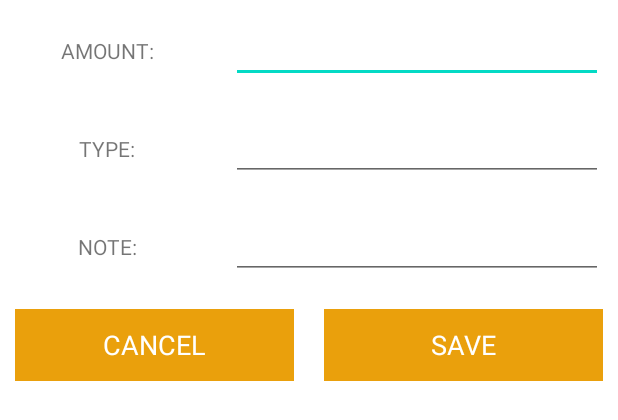
After one commit to hillaryomondi/Expense-Revenue-tracker, an Android app: the layout custom_layout_for_insertdata.xml on its own in the app's theme, with its tools: preview values and no code run, on a phone screen of 412 x 824 dp. The commit adds this screen. Shown: the top 420 px of the screen. Run offline under Robolectric (Android 15) with nearby library versions, the phone set to English and light mode, and no system bars.

Commit message:
added and connected custom dialog to the firebase

```diff
--- a/app/build.gradle
+++ b/app/build.gradle
@@ -44,7 +44,7 @@ dependencies {
 
     // Declare the dependencies for any other desired Firebase products
     // For example, declare the dependencies for Firebase Authentication and Cloud Firestore
-    implementation 'com.google.firebase:firebase-auth:10.0.1'
+    implementation 'com.google.firebase:firebase-auth:20.0.2'
 
     //multidex
     implementation 'com.android.support:multidex:1.0.3'
@@ -63,6 +63,7 @@ dependencies {
     implementation 'com.google.android.material:material:1.3.0'
     implementation 'androidx.constraintlayout:constraintlayout:2.0.4'
     implementation 'androidx.legacy:legacy-support-v4:1.0.0'
+    implementation 'com.google.firebase:firebase-database:19.6.0'
     testImplementation 'junit:junit:4.+'
     androidTestImplementation 'androidx.test.ext:junit:1.1.2'
     androidTestImplementation 'androidx.test.espresso:espresso-core:3.3.0'
--- /dev/null
+++ b/app/src/main/res/layout/custom_layout_for_insertdata.xml
@@ -0,0 +1,179 @@
+<?xml version="1.0" encoding="utf-8"?>
+<LinearLayout
+    xmlns:android="http://schemas.android.com/apk/res/android"
+    android:layout_width="match_parent"
+    android:orientation="vertical"
+    android:layout_height="match_parent">
+
+    <ScrollView
+        android:layout_width="match_parent"
+        android:layout_height="match_parent">
+
+        <LinearLayout
+            android:layout_width="match_parent"
+            android:layout_height="match_parent"
+            android:orientation="vertical"
+            >
+            <LinearLayout
+                android:layout_width="match_parent"
+                android:layout_height="wrap_content"
+                android:orientation="horizontal"
+                >
+                <RelativeLayout
+                    android:layout_width="0dp"
+                    android:layout_weight="1"
+                    android:layout_margin="10dp"
+                    android:gravity="center"
+                    android:layout_height="wrap_content"
+                    >
+                    <TextView
+                        android:layout_width="wrap_content"
+                        android:layout_height="wrap_content"
+                        android:text="AMOUNT:"
+                        />
+
+                </RelativeLayout>
+
+                <RelativeLayout
+                    android:layout_width="0dp"
+                    android:layout_weight="2"
+                    android:layout_margin="10dp"
+                    android:layout_height="wrap_content"
+                    >
+                    <EditText
+                        android:layout_width="match_parent"
+                        android:layout_height="wrap_content"
+                        android:id="@+id/ammount_edt"
+
+                        />
+
+                </RelativeLayout>
+
+            </LinearLayout>
+
+            <LinearLayout
+                android:layout_width="match_parent"
+                android:layout_height="wrap_content"
+                android:orientation="horizontal"
+                >
+                <RelativeLayout
+                    android:layout_width="0dp"
+                    android:layout_weight="1"
+                    android:layout_margin="10dp"
+                    android:gravity="center"
+                    android:layout_height="wrap_content"
+                    >
+                    <TextView
+                        android:layout_width="wrap_content"
+                        android:layout_height="wrap_content"
+                        android:text="TYPE:"
+                        />
+
+                </RelativeLayout>
+
+                <RelativeLayout
+                    android:layout_width="0dp"
+                    android:layout_weight="2"
+                    android:layout_margin="10dp"
+                    android:layout_height="wrap_content"
+                    >
+                    <EditText
+                        android:layout_width="match_parent"
+                        android:layout_height="wrap_content"
+                        android:id="@+id/type_edt"
+
+                        />
+
+                </RelativeLayout>
+
+            </LinearLayout>
+
+            <LinearLayout
+                android:layout_width="match_parent"
+                android:layout_height="wrap_content"
+                android:orientation="horizontal"
+                >
+                <RelativeLayout
+                    android:layout_width="0dp"
+                    android:layout_weight="1"
+                    android:layout_margin="10dp"
+                    android:gravity="center"
+                    android:layout_height="wrap_content"
+                    >
+                    <TextView
+                        android:layout_width="wrap_content"
+                        android:layout_height="wrap_content"
+                        android:text="NOTE:"
+                        />
+
+                </RelativeLayout>
+
+                <RelativeLayout
+                    android:layout_width="0dp"
+                    android:layout_weight="2"
+                    android:layout_margin="10dp"
+                    android:layout_height="wrap_content"
+                    >
+                    <EditText
+                        android:layout_width="match_parent"
+                        android:layout_height="wrap_content"
+                        android:id="@+id/note_edt"
+
+                        />
+
+                </RelativeLayout>
+
+            </LinearLayout>
+
+            <LinearLayout
+                android:layout_width="match_parent"
+                android:layout_height="wrap_content"
+                android:orientation="horizontal"
+                >
+                <RelativeLayout
+                    android:layout_width="0dp"
+                    android:layout_weight="2"
+                    android:layout_margin="10dp"
+                    android:gravity="center"
+                    android:layout_height="wrap_content"
+                    >
+
+                    <androidx.appcompat.widget.AppCompatButton
+                        android:layout_width="match_parent"
+                        android:text="CANCEL"
+                        android:textAppearance="?android:textAppearanceMedium"
+                        android:textColor="@android:color/white"
+                        android:background="@color/nav_header"
+                        android:id="@+id/btnCancel"
+                        android:layout_height="wrap_content"/>
+
+                </RelativeLayout>
+
+                <RelativeLayout
+                    android:layout_width="0dp"
+                    android:layout_weight="2"
+                    android:layout_margin="10dp"
+
+                    android:layout_height="wrap_content"
+                    >
+
+                    <androidx.appcompat.widget.AppCompatButton
+                        android:layout_width="match_parent"
+                        android:text="SAVE"
+                        android:textAppearance="?android:textAppearanceMedium"
+                        android:textColor="@android:color/white"
+                        android:background="@color/nav_header"
+                        android:id="@+id/btnSave"
+                        android:layout_height="wrap_content"/>
+
+                </RelativeLayout>
+
+
+            </LinearLayout>
+
+
+
+        </LinearLayout>
+    </ScrollView>
+
+</LinearLayout>
```
Also changed, not shown: app/src/main/java/Model/Data.java (added, +62 -0 lines), app/src/main/java/com/example/expensetrackerapp/DashboardFragment.java (+122 -1 lines), app/src/main/res/layout/fragment_dashboard.xml (+12 -3 lines).
